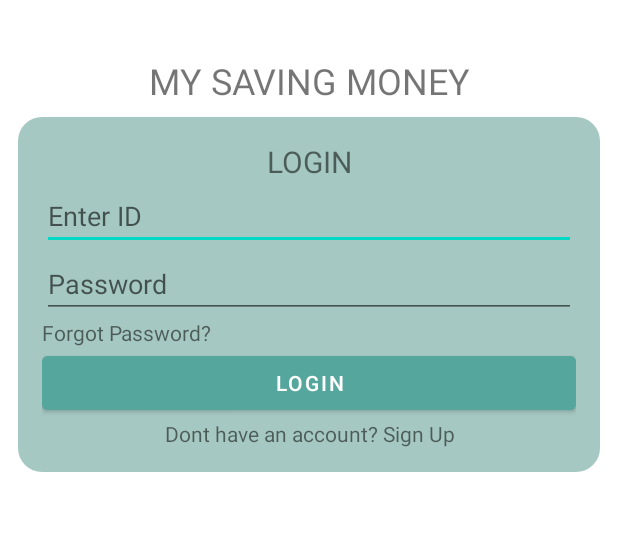
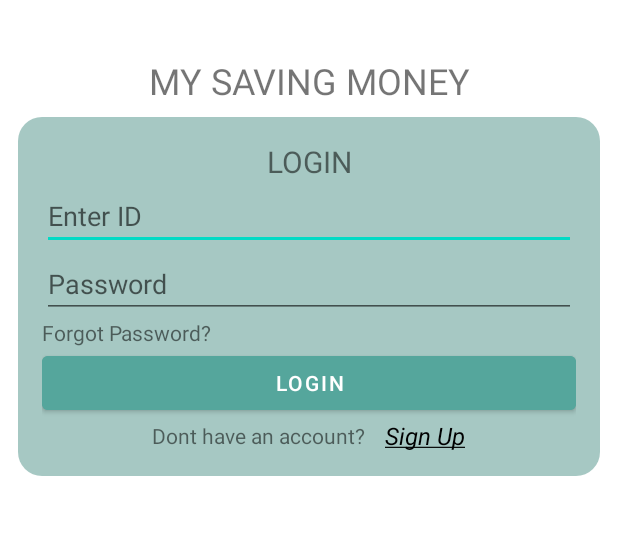
Before and after one commit to NaqibKhusairy/Money-Saving-App, an Android app: the screen it shows after launch (MainActivity), on a phone screen of 412 x 824 dp, the part 259-794 px from its top. Run offline under Robolectric (Android 15) with nearby library versions, the phone set to English and light mode, and no system bars; Roboto replaces fonts that are not available here.

Commit message:
define value for button

```diff
--- a/app/src/main/java/com/naqib/moneysaving/MainActivity.java
+++ b/app/src/main/java/com/naqib/moneysaving/MainActivity.java
@@ -3,12 +3,23 @@ package com.naqib.moneysaving;
 import androidx.appcompat.app.AppCompatActivity;
 
 import android.os.Bundle;
+import android.widget.Button;
+import android.widget.EditText;
+import android.widget.TextView;
 
 public class MainActivity extends AppCompatActivity {
+    EditText enterid , enterpassword;
+    TextView forgotpassword , signup;
+    Button loginbtn;
 
     @Override
     protected void onCreate(Bundle savedInstanceState) {
         super.onCreate(savedInstanceState);
         setContentView(R.layout.activity_main);
+        enterid=findViewById(R.id.enterid);
+        enterpassword=findViewById(R.id.enterpassword);
+        forgotpassword=findViewById(R.id.forgotpassword);
+        signup=findViewById(R.id.signup);
+        loginbtn=findViewById(R.id.loginbtn);
     }
 }
--- a/app/src/main/res/layout/activity_main.xml
+++ b/app/src/main/res/layout/activity_main.xml
@@ -82,12 +82,30 @@
             android:backgroundTint="#55A69C"
             android:text="LOGIN" />
 
-        <TextView
-            android:id="@+id/signup"
+        <LinearLayout
             android:layout_width="match_parent"
-            android:layout_height="wrap_content"
+            android:layout_height="match_parent"
             android:gravity="center"
-            android:text="Dont have an account? Sign Up" />
+            android:orientation="horizontal">
+            <TextView
+                android:id="@+id/signuptxt"
+                android:layout_width="wrap_content"
+                android:layout_height="wrap_content"
+                android:gravity="center"
+                android:text="Dont have an account?" />
+
+            <TextView
+                android:id="@+id/signup"
+                android:layout_width="wrap_content"
+                android:layout_height="wrap_content"
+                android:layout_marginStart="20px"
+                android:gravity="center"
+                android:textStyle="italic"
+                android:textColor="#000000"
+                android:textSize="16sp"
+                android:text="@string/sign_up_underline"/>
+        </LinearLayout>
+
     </LinearLayout>
 
 </androidx.constraintlayout.widget.ConstraintLayout>
--- /dev/null
+++ b/app/src/main/res/values-night/strings.xml
@@ -0,0 +1,4 @@
+<?xml version="1.0" encoding="utf-8"?>
+<resources>
+    <string name="sign_up_underline" />
+</resources>
--- /dev/null
+++ b/app/src/main/res/values/ids.xml
@@ -0,0 +1,4 @@
+<?xml version="1.0" encoding="utf-8"?>
+<resources>
+    <item name="signup" type="id" />
+</resources>
--- a/app/src/main/res/values/strings.xml
+++ b/app/src/main/res/values/strings.xml
@@ -1,3 +1,4 @@
 <resources>
     <string name="app_name">Money Saving</string>
+    <string name="sign_up_underline"><u>Sign Up</u></string>
 </resources>
```
